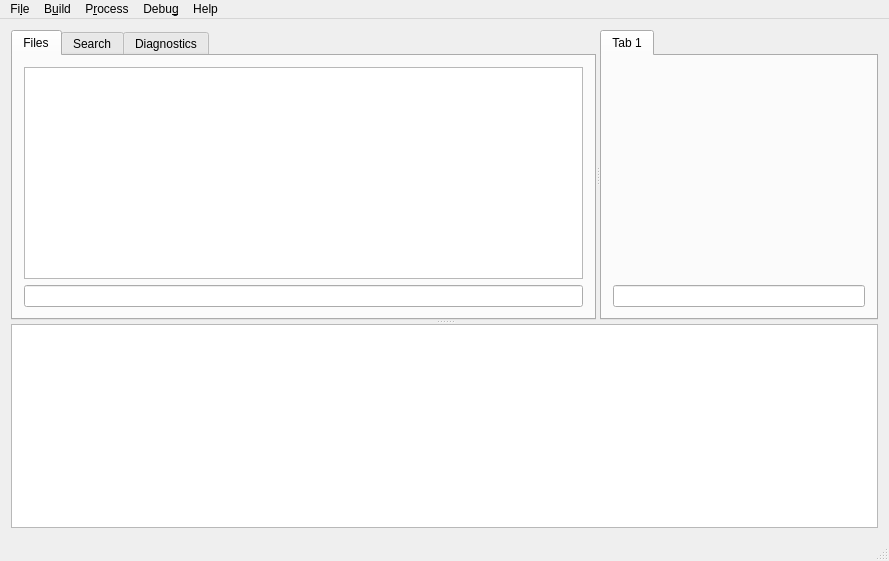
This is Saber-Plus/mainwindow.ui in demensdeum/Saber-Plus as Qt 5 draws it before an edit. The edited form follows.
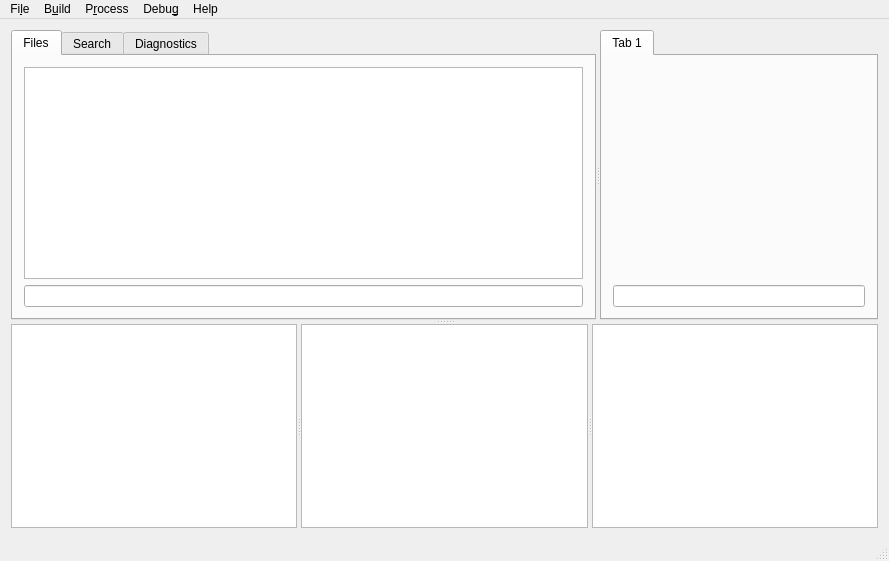
This is the edited form. Custom widgets are drawn as their Qt base class.

Commit message: Debugger stack view and variable ui stubs

```diff
--- a/Saber-Plus/mainwindow.ui
+++ b/Saber-Plus/mainwindow.ui
@@ -16,7 +16,7 @@
   <widget class="QWidget" name="centralWidget">
    <layout class="QGridLayout" name="gridLayout_5">
     <item row="0" column="0">
-     <widget class="QSplitter" name="splitter_2">
+     <widget class="QSplitter" name="splitter_3">
       <property name="orientation">
        <enum>Qt::Vertical</enum>
       </property>
@@ -91,7 +91,14 @@
         </widget>
        </widget>
       </widget>
-      <widget class="QTextBrowser" name="output"/>
+      <widget class="QSplitter" name="splitter_2">
+       <property name="orientation">
+        <enum>Qt::Horizontal</enum>
+       </property>
+       <widget class="QListView" name="debuggerStackListView"/>
+       <widget class="QTextBrowser" name="output"/>
+       <widget class="QTreeView" name="debuggerVariablesTreeView"/>
+      </widget>
      </widget>
     </item>
    </layout>
```
Left out of the diff: 15 changed lines with no effect on the pictures. The commit also changes 2 other files.
